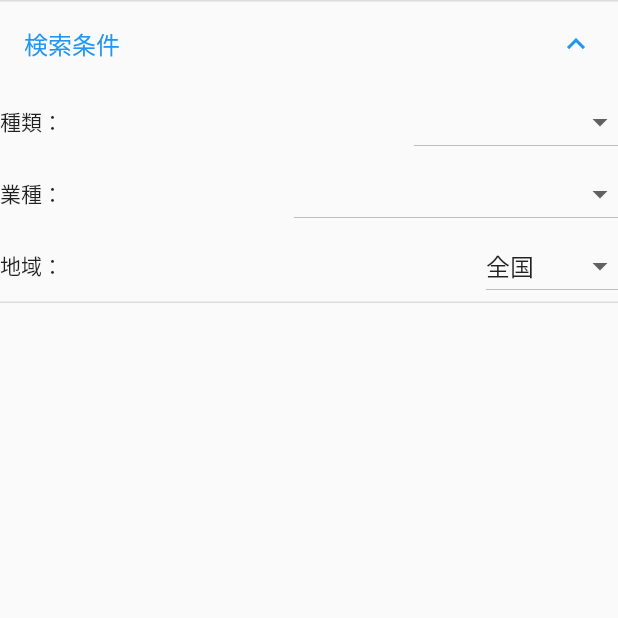
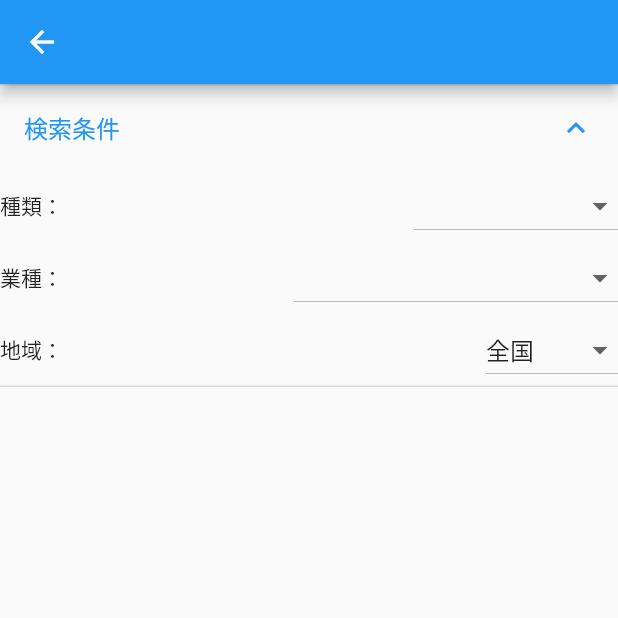
Before and after one commit to shoto-hatayama/fund_book, a Flutter app: the Jnet21Widget screen opened directly, after a tap on "検索条件", on a phone screen of 412 x 824 dp, the top half of it. Run offline on Flutter 3.47's test engine with Material 2 defaults, Android fonts, the light colour scheme and no system bars; our stand-ins replace cloud_firestore, firebase_core; accounts and stored records are empty.

Commit message:
jnet21詳細ページに遷移する処理を記述 遷移するためにjnet21_make_top_viewにcontextを渡すように修正

```diff
--- a/lib/View/jnet21/jnet21_widget.dart
+++ b/lib/View/jnet21/jnet21_widget.dart
@@ -17,8 +17,9 @@ class _Jnet21WidgetState extends State<Jnet21Widget> {
   @override
   Widget build(BuildContext context) {
     return ChangeNotifierProvider<Jnet21MakeTopView>(
-        create: (_) => Jnet21MakeTopView(),
+        create: (_) => Jnet21MakeTopView(context),
         child: Scaffold(
+          appBar: AppBar(title: Text('')),
           body: Consumer<Jnet21MakeTopView>(
             builder: (context, model, child) {
               final topView = Provider.of<Jnet21MakeTopView>(context);
--- a/lib/model/jnet21_make_top_view.dart
+++ b/lib/model/jnet21_make_top_view.dart
@@ -1,12 +1,14 @@
 import 'package:flutter/material.dart';
 import 'package:fund_book/entity/jnet21.dart';
 import 'package:fund_book/model/jnet21_list_model.dart';
+import 'package:fund_book/View/jnet21/jnet21_detail_widget.dart';
 
 class Jnet21MakeTopView extends ChangeNotifier {
   List<Jnet21> _jnet21List = [];
   List<GestureDetector> result = [];
+  final BuildContext context;
 
-  Jnet21MakeTopView() {
+  Jnet21MakeTopView(this.context) {
     loadJnet21List();
   }
 
@@ -22,7 +24,11 @@ class Jnet21MakeTopView extends ChangeNotifier {
     this.result = list
         .map((jnet21) => GestureDetector(
             onTap: () {
-              // 後程実装
+              Navigator.push(
+                  context,
+                  MaterialPageRoute(
+                      builder: (context) =>
+                          Jnet21DetailWidget(jnet21: jnet21)));
             },
             child:
                 // TODO:後で表示の仕方について検討する（LISTTILEのタイトルの左側が空欄できる）
```
